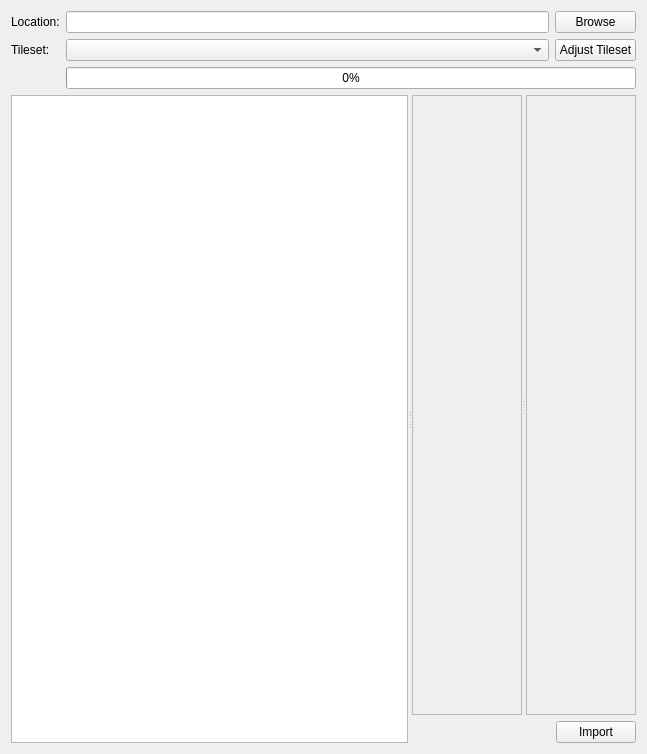
First picture: the form in import/importdialog.ui, repository jowin202/YaRXP, before the edit.
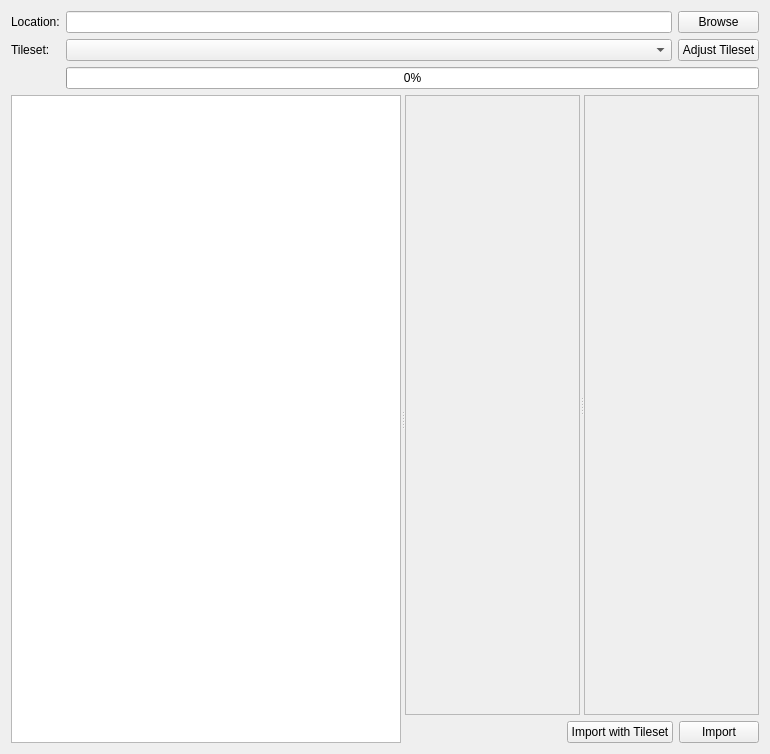
Second picture: the form after the edit.

Commit message: Fixing import dialog for importing without tileset

Patch:
```diff
--- a/import/importdialog.ui
+++ b/import/importdialog.ui
@@ -9,7 +9,7 @@
    <rect>
     <x>0</x>
     <y>0</y>
-    <width>647</width>
+    <width>770</width>
     <height>754</height>
    </rect>
   </property>
@@ -37,7 +37,7 @@
      </property>
      <widget class="QTreeWidget" name="treeWidget">
       <property name="headerHidden">
-       <bool>false</bool>
+       <bool>true</bool>
       </property>
       <attribute name="headerVisible">
        <bool>false</bool>
@@ -74,7 +74,7 @@
             <rect>
              <x>0</x>
              <y>0</y>
-             <width>122</width>
+             <width>148</width>
              <height>570</height>
             </rect>
            </property>
@@ -98,7 +98,7 @@
             <rect>
              <x>0</x>
              <y>0</y>
-             <width>121</width>
+             <width>148</width>
              <height>570</height>
             </rect>
            </property>
@@ -117,7 +117,7 @@
        </item>
        <item row="1" column="0">
         <layout class="QGridLayout" name="gridLayout_6">
-         <item row="0" column="1">
+         <item row="0" column="2">
           <widget class="QPushButton" name="button_import">
            <property name="text">
             <string>Import</string>
@@ -137,6 +137,13 @@
            </property>
           </spacer>
          </item>
+         <item row="0" column="1">
+          <widget class="QPushButton" name="button_import_w_tileset">
+           <property name="text">
+            <string>Import with Tileset</string>
+           </property>
+          </widget>
+         </item>
         </layout>
        </item>
        <item row="0" column="1">
```
The commit also changes 4 other files.
